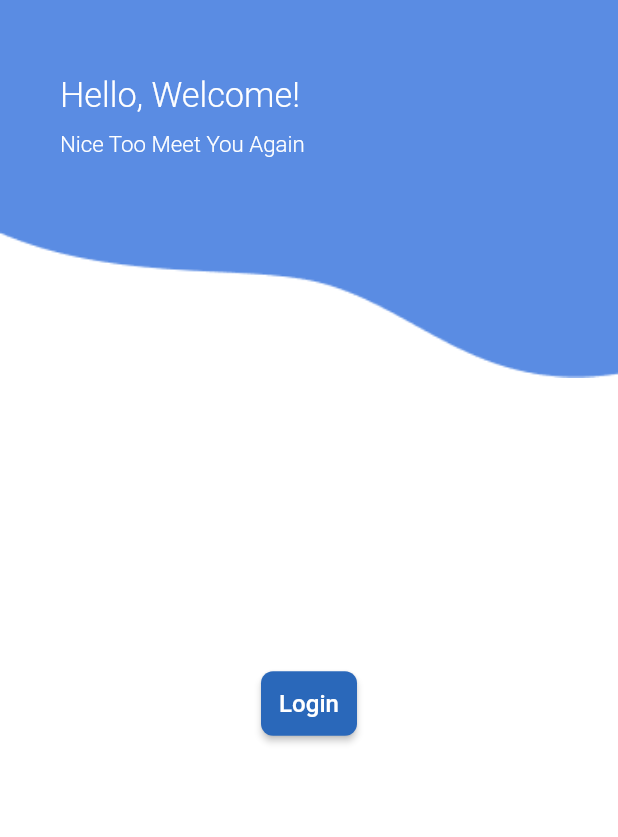
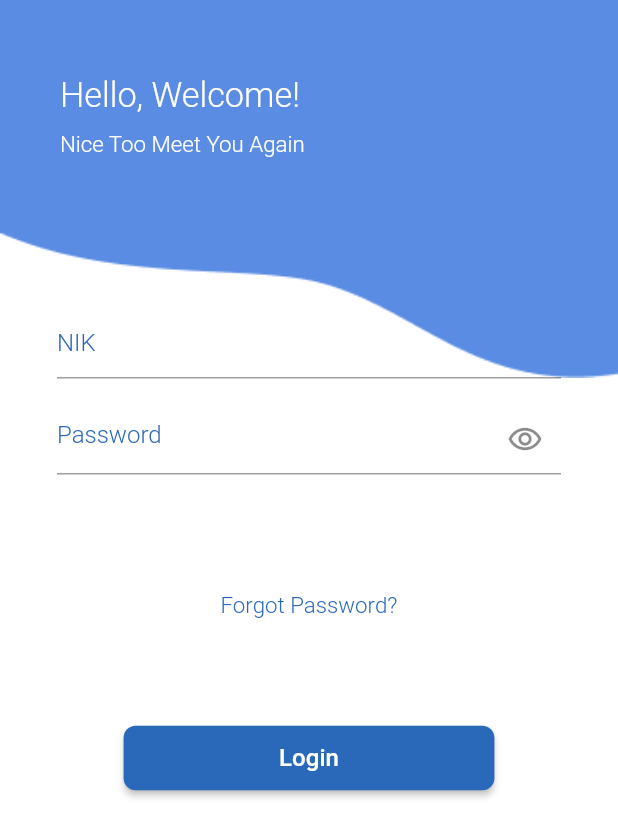
Before and after one commit to nofipriatno/new-fintools, a Flutter app: the SurveyLoginPage widget shown alone on an empty page, opened directly, on a phone screen of 412 x 824 dp. Shown: the top 837 px of the screen. Run offline on Flutter 3.47's test engine with Material 2 defaults, Android fonts, the phone set to English and light mode, and no system bars; our stand-ins replace bloc, carousel_slider, connectivity_plus, dartz, dio, drift and 12 more; missing offline and left inert: onesignal_flutter; accounts and stored records are empty; generated files the repository leaves out were written again.

Commit message:
Feature :  - Add Custom Textfield

```diff
--- a/lib/domain/core/constant/app_font.dart
+++ b/lib/domain/core/constant/app_font.dart
@@ -28,6 +28,8 @@ class AppFont {
       GoogleFonts.roboto(fontSize: 13.sp, fontWeight: FontWeight.bold);
 
   static TextStyle text14Normal = GoogleFonts.roboto(fontSize: 14.sp);
+  static TextStyle text14W300 =
+      GoogleFonts.roboto(fontSize: 14.sp, fontWeight: FontWeight.w300);
   static TextStyle text14Bold =
       GoogleFonts.roboto(fontSize: 14.sp, fontWeight: FontWeight.bold);
 
--- /dev/null
+++ b/lib/presentation/component/text_field/custom_text_field.dart
@@ -0,0 +1,58 @@
+import 'package:fintools/domain/core/constant/app_color.dart';
+import 'package:fintools/domain/core/constant/app_font.dart';
+import 'package:flutter/material.dart';
+import 'package:flutter_hooks/flutter_hooks.dart';
+
+class CustomTextField {
+  static underline(
+      {required TextEditingController controller,
+      required String title,
+      bool obscure = false}) {
+    return _Underline(
+      controller: controller,
+      title: title,
+      obscure: obscure,
+    );
+  }
+}
+
+class _Underline extends HookWidget {
+  final TextEditingController controller;
+  final String title;
+  final bool obscure;
+
+  const _Underline(
+      {Key? key,
+      required this.controller,
+      required this.title,
+      this.obscure = false})
+      : super(key: key);
+
+  @override
+  Widget build(BuildContext context) {
+    final _obscure = useState(true);
+
+    return Padding(
+      padding: const EdgeInsets.all(8.0),
+      child: Padding(
+        padding: const EdgeInsets.symmetric(horizontal: 30),
+        child: TextField(
+          obscureText: obscure ? _obscure.value : false,
+          controller: controller,
+          decoration: InputDecoration(
+            suffixIcon: obscure
+                ? InkWell(
+                    onTap: () => _obscure.value = !_obscure.value,
+                    child: const Icon(Icons.remove_red_eye_outlined))
+                : null,
+            hintText: title,
+            hintStyle: AppFont.text14W300.copyWith(color: AppColor.blue),
+            border: UnderlineInputBorder(
+              borderSide: BorderSide(color: AppColor.itemSurveyDivider),
+            ),
+          ),
+        ),
+      ),
+    );
+  }
+}
--- a/lib/presentation/survey/survey_login_page.dart
+++ b/lib/presentation/survey/survey_login_page.dart
@@ -4,11 +4,12 @@ import 'package:fintools/domain/core/constant/app_font.dart';
 import 'package:fintools/presentation/component/button/custom_button.dart';
 import 'package:fintools/presentation/component/indicator/custom_shape_one.dart';
 import 'package:fintools/presentation/component/scaffold/custom_scaffold.dart';
+import 'package:fintools/presentation/component/text_field/custom_text_field.dart';
 import 'package:fintools/presentation/survey/survey_home_page.dart';
 import 'package:fintools/utilities/i10n/l10n.dart';
 import 'package:flutter/material.dart';
 import 'package:flutter_hooks/flutter_hooks.dart';
-import 'package:flutter_svg/flutter_svg.dart';
+import 'package:flutter_screenutil/flutter_screenutil.dart';
 
 class SurveyLoginPage extends HookWidget {
   const SurveyLoginPage({Key? key}) : super(key: key);
@@ -45,15 +46,30 @@ class SurveyLoginPage extends HookWidget {
                 ),
               ],
             ),
-            Expanded(
-              child: Center(
-                child: CustomButton.normalButton(I10n.current.login, () {
-                  Navigator.pushAndRemoveUntil(
-                      context,
-                      MaterialPageRoute(builder: (_) => const SurveyHomePage()),
-                      (route) => false);
-                }),
+            SizedBox(
+              height: ScreenUtil().screenHeight * 0.1,
+            ),
+            CustomTextField.underline(
+                controller: TextEditingController(), title: 'NIK'),
+            CustomTextField.underline(
+                controller: TextEditingController(),
+                title: 'Password',
+                obscure: true),
+            Padding(
+              padding: const EdgeInsets.symmetric(vertical: 70),
+              child: Text(
+                'Forgot Password?',
+                style: AppFont.text13W300.copyWith(color: AppColor.blue),
               ),
+            ),
+            Container(
+              width: ScreenUtil().screenWidth * 0.6,
+              child: CustomButton.normalButton(I10n.current.login, () {
+                Navigator.pushAndRemoveUntil(
+                    context,
+                    MaterialPageRoute(builder: (_) => const SurveyHomePage()),
+                    (route) => false);
+              }),
             )
           ],
         ),
```
